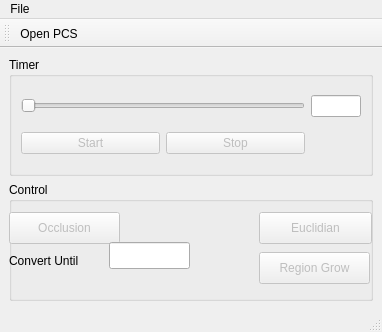
Above: mainwindow.ui from mustafasezer/3DSegmentation before the change. Below: the same form after it.
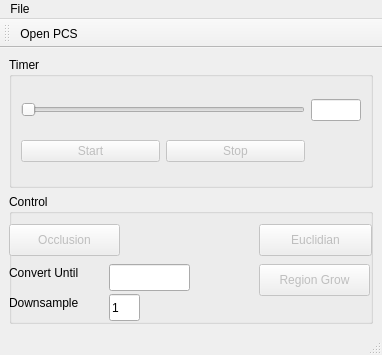
That is the form after the change.

Diff of the .ui file:
```diff
--- a/mainwindow.ui
+++ b/mainwindow.ui
@@ -7,7 +7,7 @@
     <x>0</x>
     <y>0</y>
     <width>382</width>
-    <height>332</height>
+    <height>355</height>
    </rect>
   </property>
   <property name="windowTitle">
@@ -127,11 +127,14 @@
        <property name="geometry">
         <rect>
          <x>100</x>
-         <y>60</y>
+         <y>70</y>
          <width>81</width>
          <height>27</height>
         </rect>
        </property>
+       <property name="text">
+        <string/>
+       </property>
       </widget>
       <widget class="QLabel" name="label">
        <property name="geometry">
@@ -146,6 +149,32 @@
         <string>Convert Until</string>
        </property>
       </widget>
+      <widget class="QLineEdit" name="downsample">
+       <property name="geometry">
+        <rect>
+         <x>100</x>
+         <y>100</y>
+         <width>31</width>
+         <height>27</height>
+        </rect>
+       </property>
+       <property name="text">
+        <string>1</string>
+       </property>
+      </widget>
+      <widget class="QLabel" name="label_2">
+       <property name="geometry">
+        <rect>
+         <x>0</x>
+         <y>100</y>
+         <width>91</width>
+         <height>17</height>
+        </rect>
+       </property>
+       <property name="text">
+        <string>Downsample</string>
+       </property>
+      </widget>
      </widget>
     </item>
    </layout>
```
